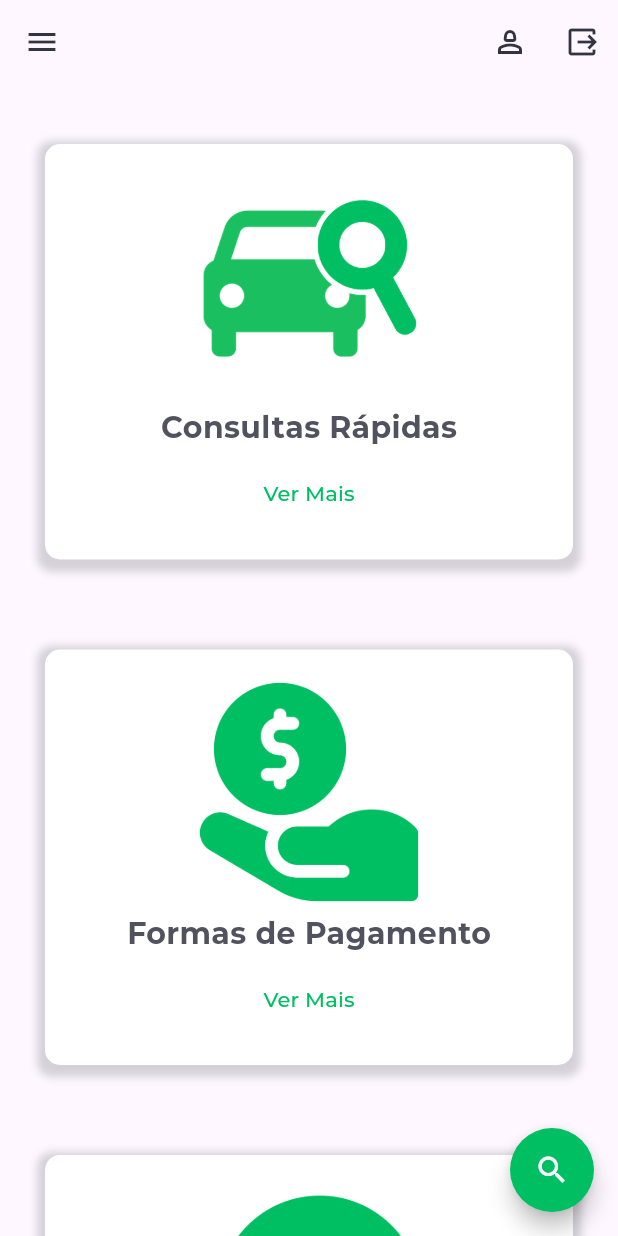
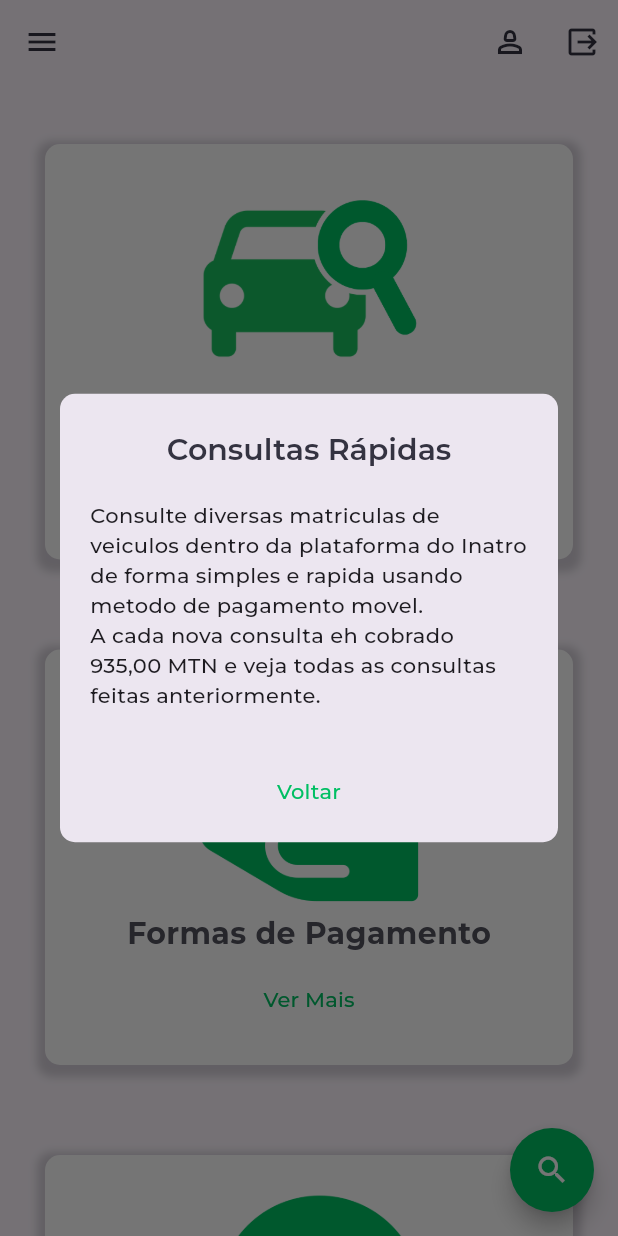
Before and after one commit to auriocole/inatro_app, a Flutter app: the HomePage screen opened directly, after a tap on "Ver Mais", on a phone screen of 412 x 824 dp. Run offline on Flutter 3.47's test engine with Material 3 defaults, Android fonts, the phone set to English and light mode, and no system bars; our stand-ins replace cloud_firestore, firebase_auth, firebase_core; accounts and stored records are empty.

Commit message:
commit 7

```diff
--- a/lib/app/views/pages/login_page.dart
+++ b/lib/app/views/pages/login_page.dart
@@ -3,7 +3,7 @@
 import 'package:flutter/material.dart';
 import 'package:inatro_app/app/features/auth/login.dart';
 import 'package:inatro_app/app/views/colors/colors.dart';
-import 'package:inatro_app/app/views/pages/home_page.dart';
+//import 'package:inatro_app/app/views/pages/home_page.dart';
 import 'package:inatro_app/app/views/pages/signup_page.dart';
 import 'package:inatro_app/app/views/widgets/form/form_container_widget.dart';
 
@@ -138,6 +138,7 @@
                       style: TextStyle(color: primary, fontWeight: FontWeight.w500),
                       ),
                     ),
+                    /*
                     TextButton(
                       onPressed: () {
                         Navigator.pushAndRemoveUntil(
@@ -150,6 +151,7 @@
                       },
                       child: Text("Home", style: TextStyle(color: Colors.red)),
                     )
+                    */
                   ],
                 ),
               ],
--- /dev/null
+++ b/lib/app/views/widgets/landing/dialogs/queryInfo_dialog.dart
@@ -0,0 +1,68 @@
+import 'package:flutter/material.dart';
+import 'package:inatro_app/app/views/colors/colors.dart';
+
+class QueryInfoDialog {
+  static void showQueryInfoDialog(BuildContext context) {
+    showDialog(context: context, builder: (context) {
+      return AlertDialog(
+        shape: RoundedRectangleBorder(borderRadius: BorderRadius.circular(10)),
+        title: Text("Consultas Rápidas",
+        textAlign: TextAlign.center,
+          style: TextStyle(
+              color: secondary.shade500,
+              fontSize: 20,
+              fontWeight: FontWeight.w600
+            ),
+        ),
+        contentPadding: EdgeInsets.all(10),
+        content: SingleChildScrollView(
+            padding: EdgeInsets.all(10),
+            child: Column(
+              children: <Widget> [
+                Text("Consulte diversas matriculas de veiculos dentro da plataforma do Inatro de forma simples e rapida usando metodo de pagamento movel."),
+                Text("A cada nova consulta eh cobrado 935,00 MTN e veja todas as consultas feitas anteriormente.")
+              ],
+            ),
+          ),
+        actionsPadding: EdgeInsets.all(10),
+        actions: [
+          TextButton(
+            onPressed: () {
+              Navigator.pop(context);
+            },
+            child: Text("Voltar",style: TextStyle(color: primary),)
+          )
+        ],
+        actionsAlignment: MainAxisAlignment.center,
+      );
+
+    });
+
+/*
+      return SimpleDialog(
+        shape: RoundedRectangleBorder(borderRadius: BorderRadius.circular(10)),
+        title: Text("Consultas Rápidas",
+        textAlign: TextAlign.center,
+          style: TextStyle(
+              color: secondary.shade500,
+              fontSize: 20,
+              fontWeight: FontWeight.w600
+            ),
+        ),
+        children: [
+          SingleChildScrollView(
+            padding: EdgeInsets.all(10),
+            child: Text("Consulte diversas matriculas de veiculos dentro da plataforma do Inatro de forma simples e rapida usando metodo de pagamento movel. A Cada nova consulta eh cobrado 935,00 MTN e veja todas as consultas feitas anteriormente."),
+          ),
+          SizedBox(height: 5),
+          TextButton(
+            onPressed: () {},
+            child: Text("Voltar")
+          )
+        ],
+      );
+    });
+    */
+
+  }
+}
--- a/lib/app/views/widgets/landing/landing_page.dart
+++ b/lib/app/views/widgets/landing/landing_page.dart
@@ -1,11 +1,13 @@
 import 'package:flutter/material.dart';
 import 'package:inatro_app/app/views/colors/colors.dart';
+import 'package:inatro_app/app/views/widgets/landing/dialogs/queryInfo_dialog.dart';
 
 class LandingPage extends StatelessWidget {
   const LandingPage({super.key});
 
   @override
   Widget build(BuildContext context) {
+
     return SingleChildScrollView(
       child: Column(
         children: [
@@ -41,7 +43,7 @@
                 SizedBox(height: 5),
                 TextButton(
                   onPressed: () {
-                    // Ação do botão "Ver Mais"
+                    QueryInfoDialog.showQueryInfoDialog(context);
                   },
                   child: Text(
                     'Ver Mais',
@@ -85,7 +87,6 @@
                 SizedBox(height: 5),
                 TextButton(
                   onPressed: () {
-                    // Ação do botão "Ver Mais"
                   },
                   child: Text(
                     'Ver Mais',
```
Also changed, not shown: lib/app/views/widgets/landing/dialogs/historyInfo_dialog.dart (added), lib/app/views/widgets/landing/dialogs/paymentInfo_dialog.dart (added).
